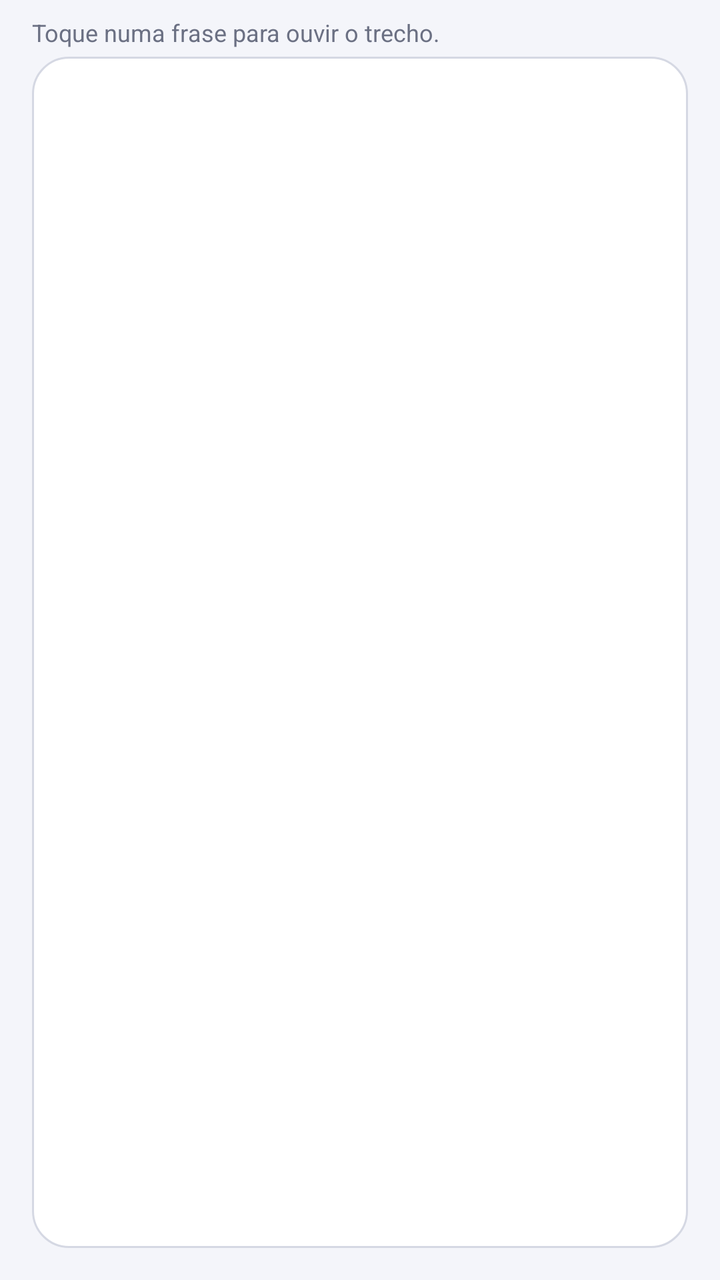
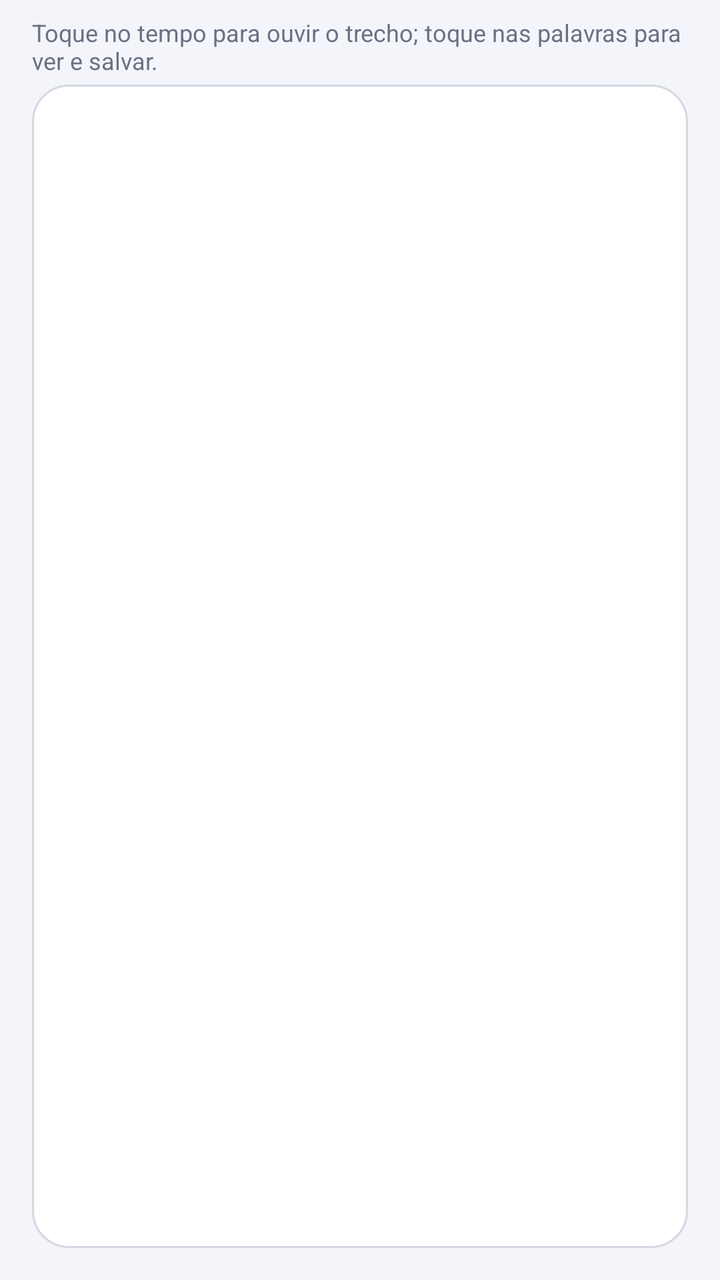

Screens rendered from an Android XML layout before and after an edit, with the pre-edit source and the edit as a unified diff.
<!-- AndroidManifest.xml: application theme Theme.LegendaJP -->
<!-- res/layout/activity_viewer.xml -->
<?xml version="1.0" encoding="utf-8"?>
<LinearLayout xmlns:android="http://schemas.android.com/apk/res/android"
    android:layout_width="match_parent"
    android:layout_height="match_parent"
    android:orientation="vertical"
    android:paddingStart="16dp"
    android:paddingEnd="16dp"
    android:paddingBottom="16dp">

    
    <LinearLayout
        android:id="@+id/player"
        android:layout_width="match_parent"
        android:layout_height="wrap_content"
        android:orientation="horizontal"
        android:gravity="center_vertical"
        android:background="@drawable/bg_card"
        android:paddingStart="12dp"
        android:paddingEnd="16dp"
        android:paddingTop="8dp"
        android:paddingBottom="8dp"
        android:visibility="gone">

        <Button
            android:id="@+id/btnPlay"
            style="@style/Button.Primary"
            android:layout_width="56dp"
            android:layout_height="48dp"
            android:minHeight="48dp"
            android:minWidth="56dp"
            android:paddingStart="0dp"
            android:paddingEnd="0dp"
            android:text="▶" />

        <SeekBar
            android:id="@+id/seek"
            android:layout_width="0dp"
            android:layout_height="wrap_content"
            android:layout_weight="1"
            android:layout_marginStart="8dp" />

        <TextView
            android:id="@+id/time"
            android:layout_width="wrap_content"
            android:layout_height="wrap_content"
            android:fontFamily="monospace"
            android:textColor="@color/text_secondary"
            android:textSize="13sp"
            android:text="00:00" />
    </LinearLayout>

    <TextView
        android:id="@+id/hint"
        android:layout_width="match_parent"
        android:layout_height="wrap_content"
        android:layout_marginTop="8dp"
        android:layout_marginBottom="4dp"
        android:textColor="@color/text_secondary"
        android:textSize="12sp"
        android:text="Toque numa frase para ouvir o trecho." />

    <ListView
        android:id="@+id/lines"
        android:layout_width="match_parent"
        android:layout_height="0dp"
        android:layout_weight="1"
        android:background="@drawable/bg_card"
        android:divider="@color/outline"
        android:dividerHeight="1dp"
        android:paddingTop="4dp"
        android:paddingBottom="4dp"
        android:clipToPadding="false" />
</LinearLayout>
<!-- resources referenced by this layout -->
<resources>
  <color name="outline">#D5D8E3</color>
  <color name="text_secondary">#6B7083</color>
  <!-- drawable bg_card (drawable) -->
  <?xml version="1.0" encoding="utf-8"?>
  <shape xmlns:android="http://schemas.android.com/apk/res/android" android:shape="rectangle">
      <solid android:color="@color/card" />
      <stroke android:width="1dp" android:color="@color/outline" />
      <corners android:radius="18dp" />
  </shape>
  <style name="Button.Primary" parent="@android:style/Widget.DeviceDefault.Button">
          <item name="android:background">@drawable/bg_button_primary</item>
          <item name="android:textColor">#FFFFFF</item>
          <item name="android:textSize">17sp</item>
          <item name="android:textStyle">bold</item>
          <item name="android:textAllCaps">false</item>
          <item name="android:minHeight">56dp</item>
          <item name="android:stateListAnimator">@null</item>
      </style>
  <style name="Theme.LegendaJP" parent="@android:style/Theme.DeviceDefault.DayNight">
          <item name="android:colorPrimary">@color/primary</item>
          <item name="android:colorAccent">@color/accent</item>
          <item name="android:windowBackground">@color/background</item>
          <item name="android:statusBarColor">@color/background</item>
          <item name="android:navigationBarColor">@color/background</item>
          <item name="android:windowLightStatusBar">true</item>
          <item name="android:windowLightNavigationBar">true</item>
          <item name="android:textColorPrimary">@color/text</item>
          <item name="android:textColorSecondary">@color/text_secondary</item>
          <item name="android:actionBarStyle">@style/LegendaJP.ActionBar</item>
      </style>
  <color name="card">#FFFFFF</color>
  <!-- drawable bg_button_primary (drawable) -->
  <?xml version="1.0" encoding="utf-8"?>
  <ripple xmlns:android="http://schemas.android.com/apk/res/android" android:color="#33FFFFFF">
      <item>
          <shape android:shape="rectangle">
              <solid android:color="@color/accent" />
              <corners android:radius="28dp" />
          </shape>
      </item>
  </ripple>
  <color name="primary">#1E2A5A</color>
  <color name="accent">#3D5AFE</color>
  <color name="background">#F4F5FA</color>
  <color name="text">#1A1C23</color>
  <style name="LegendaJP.ActionBar" parent="@android:style/Widget.DeviceDefault.ActionBar.Solid">
          <item name="android:background">@color/background</item>
          <item name="android:elevation">0dp</item>
          <item name="android:titleTextStyle">@style/LegendaJP.ActionBar.Title</item>
      </style>
  <style name="LegendaJP.ActionBar.Title" parent="@android:style/TextAppearance.DeviceDefault.Widget.ActionBar.Title">
          <item name="android:textColor">@color/text</item>
          <item name="android:textStyle">bold</item>
      </style>
</resources>

<!-- the commit's change to res/layout/activity_viewer.xml (unified diff, before → after) -->
@@ -57,7 +57,7 @@
         android:layout_marginBottom="4dp"
         android:textColor="@color/text_secondary"
         android:textSize="12sp"
-        android:text="Toque numa frase para ouvir o trecho." />
+        android:text="Toque no tempo para ouvir o trecho; toque nas palavras para ver e salvar." />
 
     <ListView
         android:id="@+id/lines"
